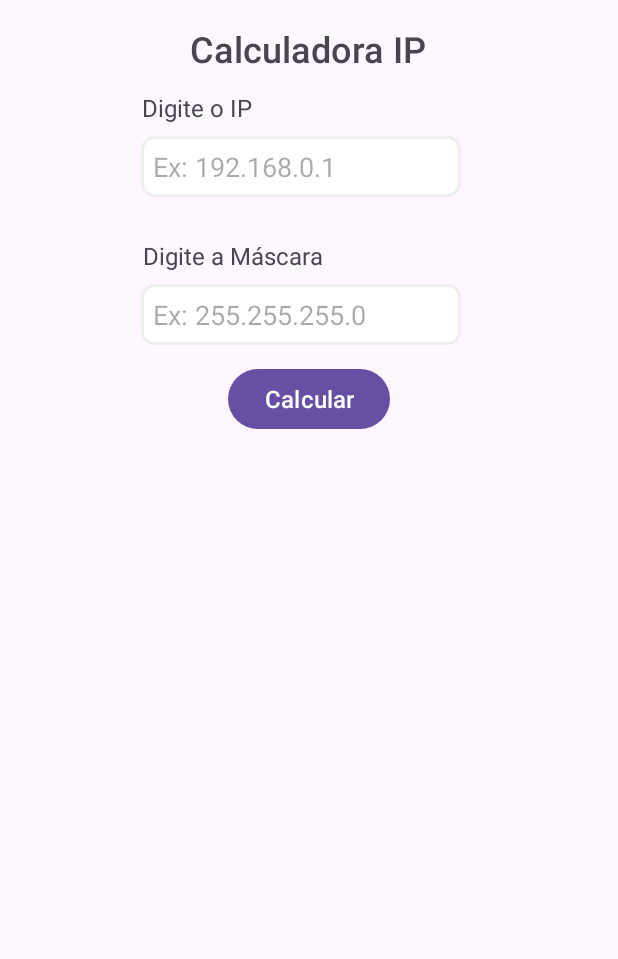
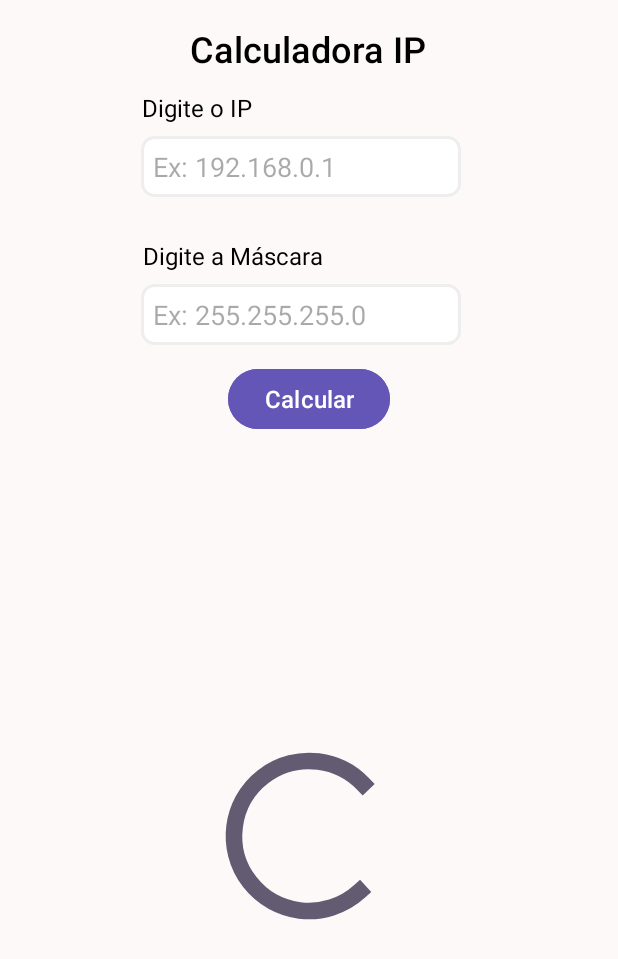
Before and after one commit to Gustavo7327/IPCalculator, an Android app: the screen it shows after launch (MainActivity), on a phone screen of 412 x 824 dp. Shown: the top 959 px of the screen. Run offline under Robolectric (Android 15) with nearby library versions, the phone set to English and light mode, and no system bars.

Commit message:
feat: add more colors and use in activity

```diff
--- a/app/src/main/res/layout/activity_main.xml
+++ b/app/src/main/res/layout/activity_main.xml
@@ -5,6 +5,8 @@
     android:id="@+id/main"
     android:layout_width="match_parent"
     android:layout_height="match_parent"
+    android:background="@color/back"
+    android:foregroundTint="#6456B7"
     tools:context=".MainActivity">
 
     <TextView
@@ -14,6 +16,7 @@
         android:layout_marginTop="16dp"
         android:fontFamily="sans-serif-medium"
         android:text="@string/title"
+        android:textColor="@color/black"
         android:textSize="24sp"
         app:layout_constraintEnd_toEndOf="parent"
         app:layout_constraintHorizontal_bias="0.498"
@@ -29,9 +32,10 @@
         android:autofillHints=""
         android:background="@drawable/rounded"
         android:ems="10"
+        android:hint="@string/mask_example"
         android:inputType="text"
-        android:hint="@string/mask_example"
         android:maxLength="15"
+        android:textColor="@color/black"
         app:layout_constraintEnd_toEndOf="parent"
         app:layout_constraintHorizontal_bias="0.472"
         app:layout_constraintStart_toStartOf="parent"
@@ -44,8 +48,9 @@
         android:layout_width="wrap_content"
         android:layout_height="wrap_content"
         android:layout_marginTop="28dp"
+        android:text="@string/label_mask"
+        android:textColor="@color/black"
         android:textSize="16sp"
-        android:text="@string/label_mask"
         app:layout_constraintEnd_toEndOf="parent"
         app:layout_constraintHorizontal_bias="0.326"
         app:layout_constraintStart_toStartOf="parent"
@@ -61,8 +66,9 @@
         android:background="@drawable/rounded"
         android:ems="10"
         android:hint="@string/ip_example"
+        android:inputType="text"
         android:maxLength="15"
-        android:inputType="text"
+        android:textColor="@color/black"
         app:layout_constraintEnd_toEndOf="parent"
         app:layout_constraintHorizontal_bias="0.472"
         app:layout_constraintStart_toStartOf="parent"
@@ -75,6 +81,7 @@
         android:layout_height="wrap_content"
         android:layout_marginTop="12dp"
         android:text="@string/label_ip"
+        android:textColor="@color/black"
         android:textSize="16sp"
         app:layout_constraintEnd_toEndOf="parent"
         app:layout_constraintHorizontal_bias="0.28"
@@ -87,7 +94,9 @@
         android:layout_width="wrap_content"
         android:layout_height="wrap_content"
         android:layout_marginTop="12dp"
+        android:backgroundTint="#6456B7"
         android:text="@string/button_text"
+        android:textColor="@color/white"
         android:textSize="16sp"
         app:layout_constraintEnd_toEndOf="parent"
         app:layout_constraintStart_toStartOf="parent"
@@ -99,185 +108,258 @@
         style="?android:attr/progressBarStyle"
         android:layout_width="211dp"
         android:layout_height="133dp"
-        android:visibility="gone"
+        android:foregroundTint="#673AB7"
+        android:progressTint="@color/button"
+        android:visibility="visible"
+        app:layout_constraintBottom_toBottomOf="parent"
         app:layout_constraintEnd_toEndOf="parent"
         app:layout_constraintStart_toStartOf="parent"
-        app:layout_constraintTop_toBottomOf="@+id/button"
-        app:layout_constraintBottom_toBottomOf="parent" />
+        app:layout_constraintTop_toBottomOf="@+id/button" />
 
     <!-- TableLayout para os Resultados -->
     <TableLayout
         android:id="@+id/tableLayout"
         android:layout_width="match_parent"
         android:layout_height="wrap_content"
-        android:visibility="gone"
         android:layout_margin="8dp"
         android:background="@drawable/border"
+        android:visibility="gone"
+        app:layout_constraintBottom_toBottomOf="parent"
         app:layout_constraintEnd_toEndOf="parent"
         app:layout_constraintStart_toStartOf="parent"
-        app:layout_constraintTop_toBottomOf="@+id/button"
-        app:layout_constraintBottom_toBottomOf="parent">
+        app:layout_constraintTop_toBottomOf="@+id/button">
 
-        <TableRow android:padding="8dp" android:background="@drawable/border">
+        <TableRow
+            android:background="@drawable/border"
+            android:padding="8dp">
+
             <TextView
                 android:text="@string/ip_address"
+                android:textColor="@color/black"
                 android:textSize="16sp" />
+
             <View
                 android:layout_width="2dp"
                 android:layout_height="match_parent"
                 android:layout_marginStart="8dp"
                 android:layout_marginEnd="8dp"
                 android:background="@drawable/vertical_bar" />
+
             <TextView
                 android:id="@+id/ip_address"
-                android:textSize="16sp"
-                android:layout_marginStart="8dp"/>
+                android:layout_marginStart="8dp"
+                android:textColor="@color/black"
+                android:textSize="16sp" />
         </TableRow>
 
-        <TableRow android:padding="8dp" android:background="@drawable/border">
+        <TableRow
+            android:background="@drawable/border"
+            android:padding="8dp">
+
             <TextView
                 android:text="@string/mask"
+                android:textColor="@color/black"
                 android:textSize="16sp" />
+
             <View
                 android:layout_width="2dp"
                 android:layout_height="match_parent"
                 android:layout_marginStart="8dp"
                 android:layout_marginEnd="8dp"
                 android:background="@drawable/vertical_bar" />
+
             <TextView
                 android:id="@+id/mask"
-                android:textSize="16sp"
-                android:layout_marginStart="8dp"/>
+                android:layout_marginStart="8dp"
+                android:textColor="@color/black"
+                android:textSize="16sp" />
         </TableRow>
 
-        <TableRow android:padding="8dp" android:background="@drawable/border">
+        <TableRow
+            android:background="@drawable/border"
+            android:padding="8dp">
+
             <TextView
                 android:text="@string/network_address"
+                android:textColor="@color/black"
                 android:textSize="16sp" />
+
             <View
                 android:layout_width="2dp"
                 android:layout_height="match_parent"
                 android:layout_marginStart="8dp"
                 android:layout_marginEnd="8dp"
                 android:background="@drawable/vertical_bar" />
+
             <TextView
                 android:id="@+id/network_address"
-                android:textSize="16sp"
-                android:layout_marginStart="8dp"/>
+                android:layout_marginStart="8dp"
+                android:textColor="@color/black"
+                android:textSize="16sp" />
         </TableRow>
 
-        <TableRow android:padding="8dp" android:background="@drawable/border">
+        <TableRow
+            android:background="@drawable/border"
+            android:padding="8dp">
+
             <TextView
                 android:text="@string/first_host"
+                android:textColor="@color/black"
                 android:textSize="16sp" />
+
             <View
                 android:layout_width="2dp"
                 android:layout_height="match_parent"
                 android:layout_marginStart="8dp"
                 android:layout_marginEnd="8dp"
                 android:background="@drawable/vertical_bar" />
+
             <TextView
                 android:id="@+id/first_host"
-                android:textSize="16sp"
-                android:layout_marginStart="8dp"/>
+                android:layout_marginStart="8dp"
+                android:textColor="@color/black"
+                android:textSize="16sp" />
         </TableRow>
 
-        <TableRow android:padding="8dp" android:background="@drawable/border">
+        <TableRow
+            android:background="@drawable/border"
+            android:padding="8dp">
+
             <TextView
                 android:text="@string/last_host"
+                android:textColor="@color/black"
                 android:textSize="16sp" />
+
             <View
                 android:layout_width="2dp"
                 android:layout_height="match_parent"
                 android:layout_marginStart="8dp"
                 android:layout_marginEnd="8dp"
                 android:background="@drawable/vertical_bar" />
+
             <TextView
                 android:id="@+id/last_host"
-                android:textSize="16sp"
-                android:layout_marginStart="8dp"/>
+                android:layout_marginStart="8dp"
+                android:textColor="@color/black"
+                android:textSize="16sp" />
         </TableRow>
 
-        <TableRow android:padding="8dp" android:background="@drawable/border">
+        <TableRow
+            android:background="@drawable/border"
+            android:padding="8dp">
+
             <TextView
                 android:text="@string/broadcast"
+                android:textColor="@color/black"
                 android:textSize="16sp" />
+
             <View
                 android:layout_width="2dp"
                 android:layout_height="match_parent"
                 android:layout_marginStart="8dp"
                 android:layout_marginEnd="8dp"
                 android:background="@drawable/vertical_bar" />
+
             <TextView
                 android:id="@+id/broadcast"
-                android:textSize="16sp"
-                android:layout_marginStart="8dp"/>
+                android:layout_marginStart="8dp"
+                android:textColor="@color/black"
+                android:textSize="16sp" />
         </TableRow>
 
-        <TableRow android:padding="8dp" android:background="@drawable/border">
+        <TableRow
+            android:background="@drawable/border"
+            android:padding="8dp">
+
             <TextView
                 android:text="@string/ip_class"
+                android:textColor="@color/black"
                 android:textSize="16sp" />
+
             <View
                 android:layout_width="2dp"
                 android:layout_height="match_parent"
                 android:layout_marginStart="8dp"
                 android:layout_marginEnd="8dp"
                 android:background="@drawable/vertical_bar" />
+
             <TextView
                 android:id="@+id/ip_class"
-                android:textSize="16sp"
-                android:layout_marginStart="8dp"/>
+                android:layout_marginStart="8dp"
+                android:textColor="@color/black"
+                android:textSize="16sp" />
         </TableRow>
 
-        <TableRow android:padding="8dp" android:background="@drawable/border">
+        <TableRow
+            android:background="@drawable/border"
+            android:padding="8dp">
+
             <TextView
                 android:text="@string/sub_network_number"
+                android:textColor="@color/black"
                 android:textSize="16sp" />
+
             <View
                 android:layout_width="2dp"
                 android:layout_height="match_parent"
                 android:layout_marginStart="8dp"
                 android:layout_marginEnd="8dp"
                 android:background="@drawable/vertical_bar" />
+
             <TextView
                 android:id="@+id/sub_network_number"
-                android:textSize="16sp"
-                android:layout_marginStart="8dp"/>
+                android:layout_marginStart="8dp"
+                android:textColor="@color/black"
+                android:textSize="16sp" />
         </TableRow>
 
-        <TableRow android:padding="8dp" android:background="@drawable/border">
+        <TableRow
+            android:background="@drawable/border"
+            android:padding="8dp">
+
             <TextView
                 android:text="@string/hosts_by_sub_network"
+                android:textColor="@color/black"
                 android:textSize="16sp" />
+
             <View
                 android:layout_width="2dp"
                 android:layout_height="match_parent"
                 android:layout_marginStart="8dp"
                 android:layout_marginEnd="8dp"
                 android:background="@drawable/vertical_bar" />
+
             <TextView
                 android:id="@+id/hosts_by_sub_network"
-                android:textSize="16sp"
-                android:layout_marginStart="8dp"/>
+                android:layout_marginStart="8dp"
+                android:textColor="@color/black"
+                android:textSize="16sp" />
         </TableRow>
 
-        <TableRow android:padding="8dp" android:background="@drawable/border">
+        <TableRow
+            android:background="@drawable/border"
+            android:padding="8dp">
+
             <TextView
                 android:text="@string/ip_availability"
+                android:textColor="@color/black"
                 android:textSize="16sp" />
+
             <View
                 android:layout_width="2dp"
                 android:layout_height="match_parent"
                 android:layout_marginStart="8dp"
                 android:layout_marginEnd="8dp"
                 android:background="@drawable/vertical_bar" />
+
             <TextView
                 android:id="@+id/ip_availability"
-                android:textSize="16sp"
-                android:layout_marginStart="8dp"/>
+                android:layout_marginStart="8dp"
+                android:textColor="@color/black"
+                android:textSize="16sp" />
         </TableRow>
 
     </TableLayout>
 
+
 </androidx.constraintlayout.widget.ConstraintLayout>
--- a/app/src/main/res/values/colors.xml
+++ b/app/src/main/res/values/colors.xml
@@ -2,4 +2,7 @@
 <resources>
     <color name="black">#FF000000</color>
     <color name="white">#FFFFFFFF</color>
+    <color name="back">#FDF9F9</color>
+    <color name="button">#6456B7</color>
+    <color name="progress">#CECBCB</color>
 </resources>
```
